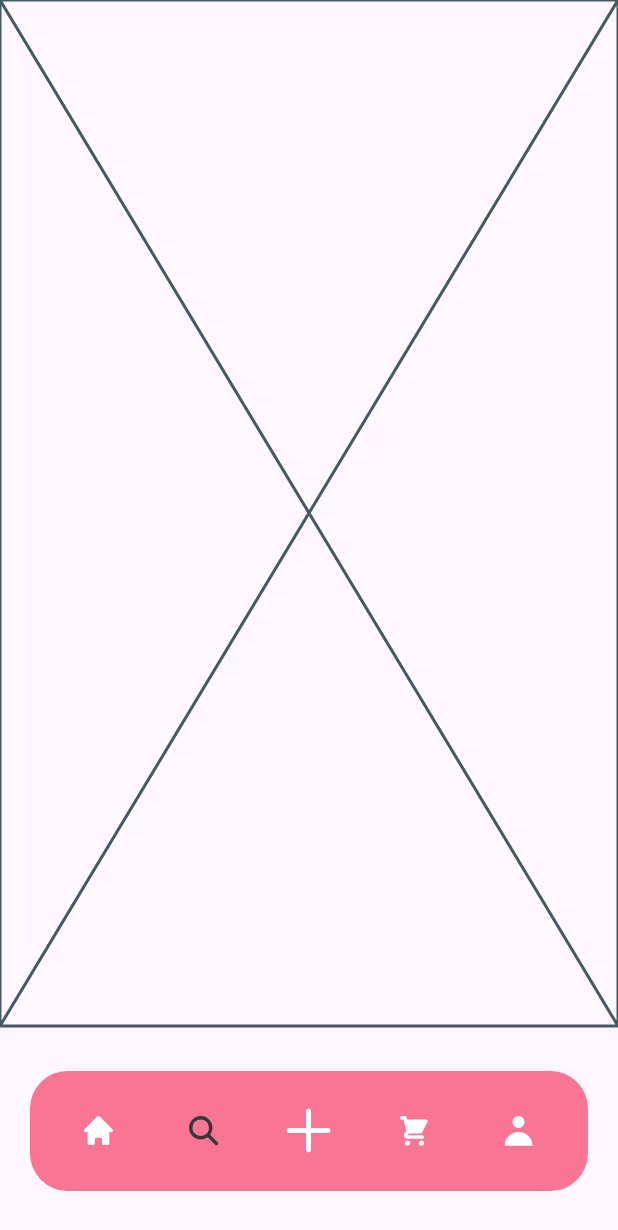
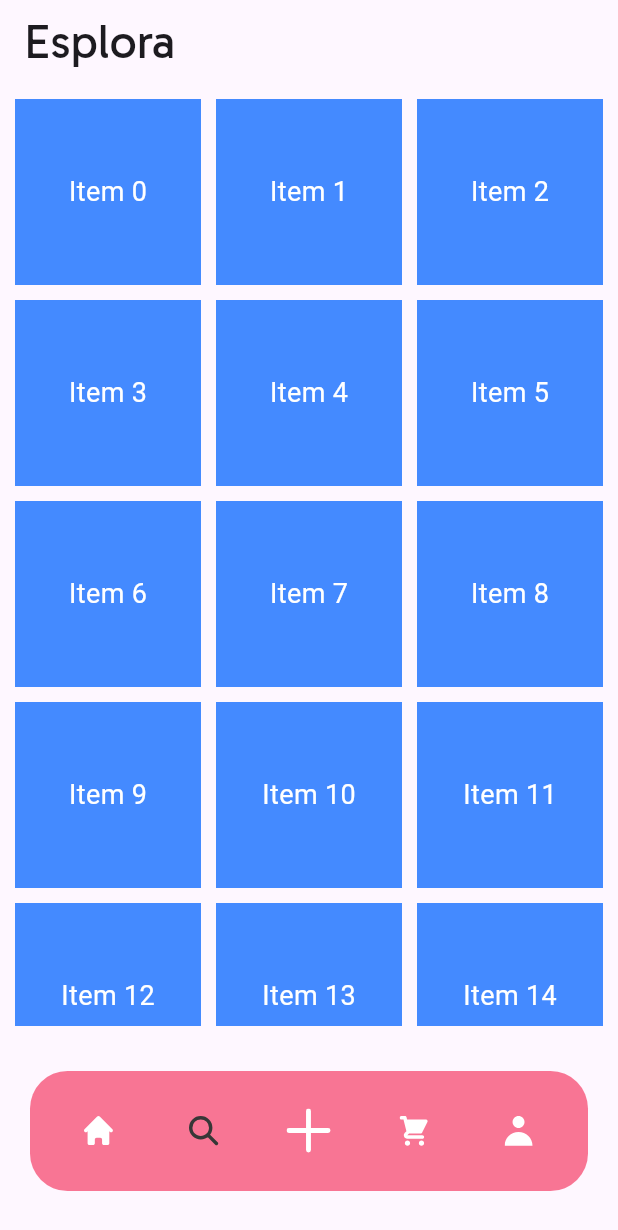
Before and after one commit to headintheclouds02/Cocktail, a Flutter app: the screen it shows after launch, item 2 of the bottom bar chosen, on a phone screen of 412 x 824 dp. Shown: the top 1230 px of the screen. Run offline on Flutter 3.47's test engine with Material 3 defaults, Android fonts, the phone set to English and light mode, and no system bars; our stand-ins replace flutter_svg.

Commit message:
aggiornata explore screen

```diff
--- a/lib/screens/explore_screen.dart
+++ b/lib/screens/explore_screen.dart
@@ -1,4 +1,7 @@
 import 'package:flutter/material.dart';
+
+import '../components/cocktail_card.dart';
+import '../theme/app_colors.dart';
 
 class ExploreScreen extends StatefulWidget {
   const ExploreScreen({super.key});
@@ -10,6 +13,39 @@ class ExploreScreen extends StatefulWidget {
 class _ExploreScreenState extends State<ExploreScreen> {
   @override
   Widget build(BuildContext context) {
-    return const Placeholder();
+    return SafeArea(
+      child: Scaffold(
+        appBar: AppBar(
+          title: Text(
+            'Esplora',
+            style: TextStyle(fontFamily: 'Gabarito', fontSize: 32),
+          ),
+          centerTitle: false,
+        ),
+        body: InkWell(
+          onTap: () {
+            // Azione al tap
+          },
+          child: GridView.count(
+            crossAxisCount: 3,
+            // Numero di colonne
+            padding: EdgeInsets.all(10),
+            crossAxisSpacing: 10,
+            mainAxisSpacing: 10,
+            children: List.generate(20, (index) {
+              return Container(
+                color: Colors.blueAccent,
+                child: Center(
+                  child: Text(
+                    'Item $index',
+                    style: TextStyle(color: Colors.white, fontSize: 18),
+                  ),
+                ),
+              );
+            }),
+          ),
+        ),
+      ),
+    );
   }
 }
```
